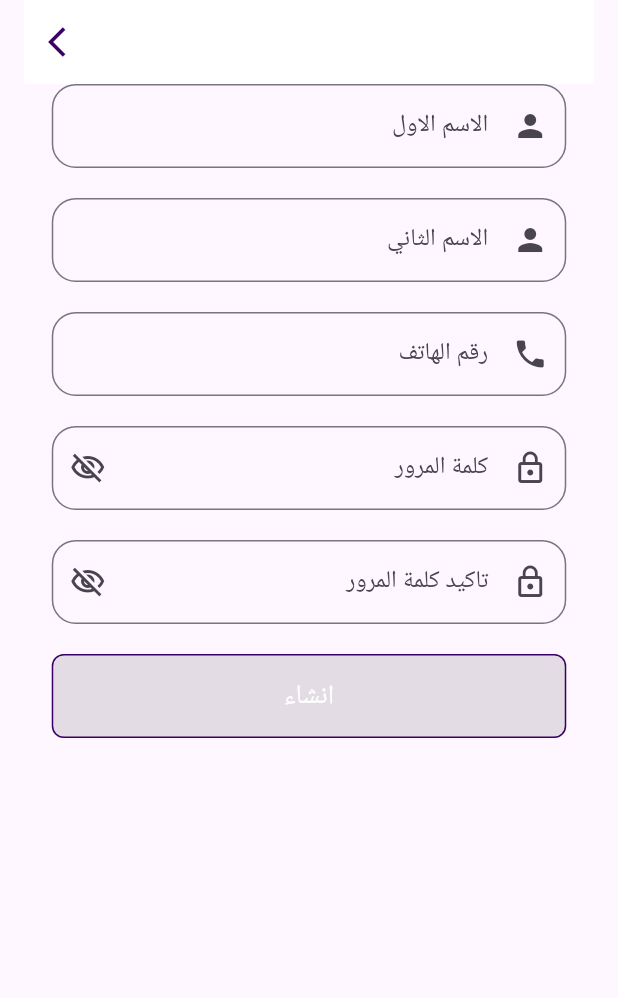
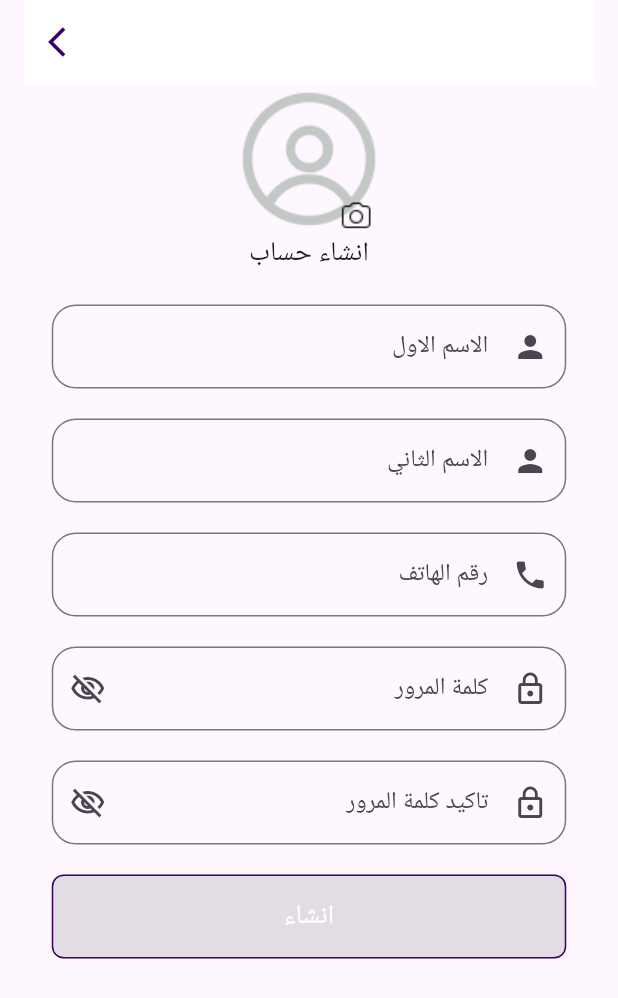
Before and after one commit to Hoda-ramadan/waslet_khier, a Flutter app: the CreateAccView screen opened by its route, on a phone screen of 412 x 824 dp. Shown: the top 998 px of the screen. Run offline on Flutter 3.47's test engine with Material 3 defaults, Android fonts, the phone set to English and light mode, and no system bars; our stand-ins replace flutter_svg, font_awesome_flutter.

Commit message:
create account page part 2

```diff
--- a/lib/core/class/assets.dart
+++ b/lib/core/class/assets.dart
@@ -8,4 +8,5 @@ class Assets {
 
   static const splashLogo = "assets/images/شعار لجمعية خيرية بسيط (7) 1.png";
   static const loginimage = "assets/images/login/amico.svg";
+  static const personimage = "assets/images/radix-icons_avatar (1).png";
 }
--- a/lib/feature/create_acc/widget/create_acc_body.dart
+++ b/lib/feature/create_acc/widget/create_acc_body.dart
@@ -1,5 +1,6 @@
 import 'package:flutter/material.dart';
 import 'package:waslet_khier/const.dart';
+import 'package:waslet_khier/core/class/assets.dart';
 import 'package:waslet_khier/featureAuth/auth/data/presintation/view_model/widget/custombuttom.dart';
 import 'package:waslet_khier/featureAuth/auth/data/presintation/view_model/widget/textfield.dart';
 
@@ -11,6 +12,14 @@ class CreateAccBody extends StatelessWidget {
     return Center(
       child: Column(
         children: [
+          Image.asset(
+            Assets.personimage,
+            width: 100,
+            height: 100,
+            fit: BoxFit.fill,
+          ),
+          Text("انشاء حساب", style: TextStyle(fontSize: 18)),
+          SizedBox(height: 20),
           Textfild(hint: "الاسم الاول", perfixicon: Icons.person),
           SizedBox(height: 20),
           Textfild(hint: "الاسم الثاني", perfixicon: Icons.person),
--- a/pubspec.yaml
+++ b/pubspec.yaml
@@ -57,6 +57,7 @@ flutter:
     - assets/images/two-factor-authentication/rafiki.svg
     - assets/images/forgot-password/bro.svg
     - assets/images/login/amico.svg
+    - assets/images/radix-icons_avatar (1).png
   # An image asset can refer to one or more resolution-specific "variants", see
   # https://flutter.dev/to/resolution-aware-images
   # For details regarding adding assets from package dependencies, see
```
Also changed, not shown: assets/images/radix-icons_avatar (1).png (added).
